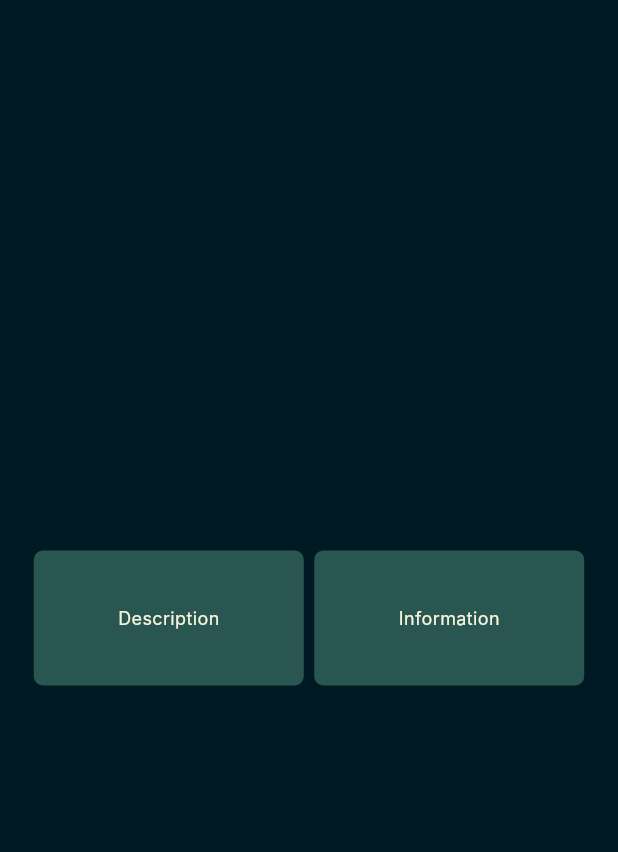
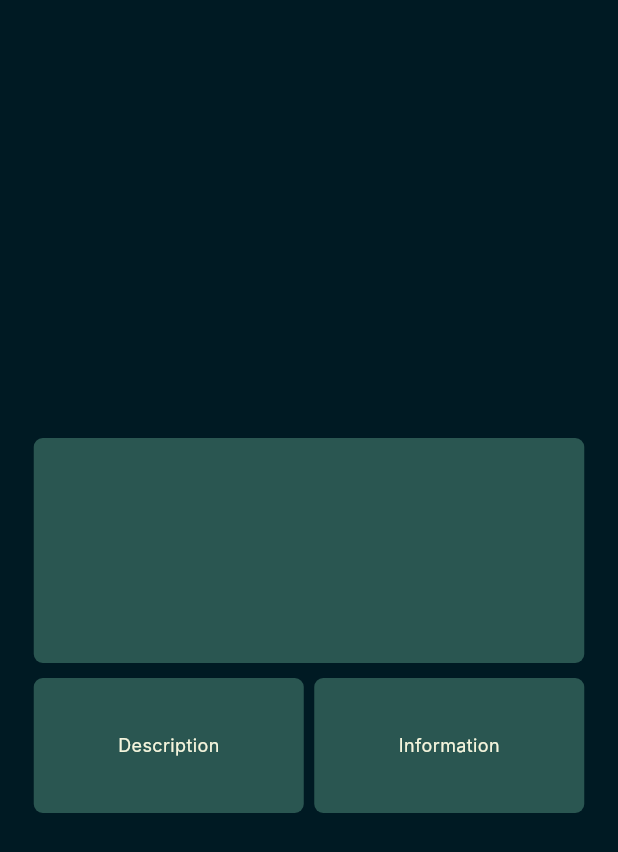
Before and after one commit to SamerSawan/Papyrus_v2, a Flutter app: the screen it shows after launch, on a phone screen of 412 x 824 dp. Shown: the top 852 px of the screen. Run offline on Flutter 3.47's test engine with Material 3 defaults, Android fonts, the phone set to English and light mode, and no system bars; Roboto replaces fonts that are missing (Inter).

```diff
--- a/lib/main.dart
+++ b/lib/main.dart
@@ -10,7 +10,7 @@ void main() {
       body: Column(
         mainAxisAlignment: MainAxisAlignment.center,
         crossAxisAlignment: CrossAxisAlignment.center,
-        children: [
+        children: [BookCard(),
           DescriptionBox(),
         ],
       ),
@@ -28,10 +28,13 @@ class BookCard extends StatelessWidget {
         children: [
           Container(
               margin: const EdgeInsets.all(10.0),
-              color: const Color(0xFF53917E).withOpacity(0.5),
-              width: 350.0,
-              height: 150.0),
-          const Text("Hello World!", style: TextStyle(color: Colors.white)),
+              width: 367.0,
+              height: 150.0,
+              decoration: BoxDecoration(
+   borderRadius: BorderRadius.circular(6),
+   color: const Color(0xFF53917E).withOpacity(0.5),
+              )
+              ),
         ],
       ),
     );
```
